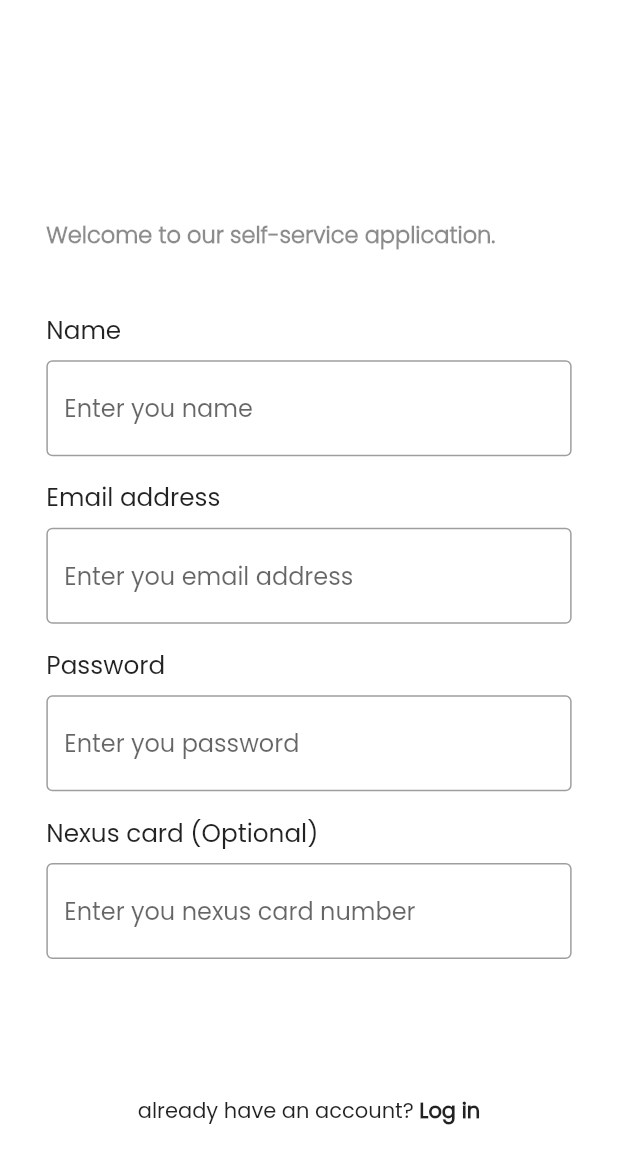
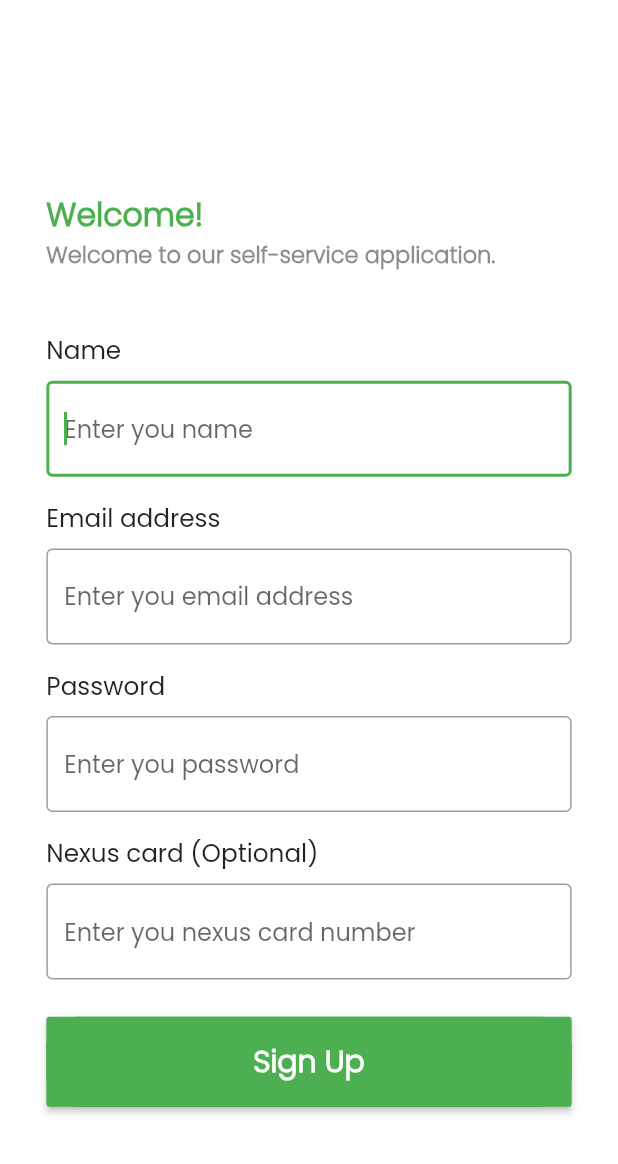
Before and after one commit to Dilshan97/Flutter-ecommerce-app, a Flutter app: the screen it shows after launch, after a tap on "Get Started", on a phone screen of 412 x 824 dp. Shown: the top 1164 px of the screen. Run offline on Flutter 3.47's test engine with Material 2 defaults, Android fonts, the phone set to English and light mode, and no system bars; our stand-ins replace carousel_slider, flutter_svg, injectable, page_transition.

Commit message:
signup form validated

```diff
--- a/lib/theme.dart
+++ b/lib/theme.dart
@@ -5,6 +5,10 @@ ThemeData theme() {
   return ThemeData(
       primarySwatch: Colors.green,
       scaffoldBackgroundColor: Colors.white,
-      fontFamily: "Muli"
+      fontFamily: "Poppins-Regular",
   );
 }
+
+Color primaryColor() {
+  return Colors.green;
+}
--- a/lib/views/auth/signup.dart
+++ b/lib/views/auth/signup.dart
@@ -2,8 +2,10 @@ import 'dart:developer';
 
 import 'package:flutter/cupertino.dart';
 import 'package:flutter/material.dart';
-import 'package:keels/views/auth/login.dart';
 import 'package:page_transition/page_transition.dart';
+
+import '../home/home.dart';
+import 'login.dart';
 
 class SignUp extends StatefulWidget {
   const SignUp({Key? key}) : super(key: key);
@@ -13,18 +15,27 @@ class SignUp extends StatefulWidget {
 }
 
 class _SignUpState extends State<SignUp> {
+  final _formKey = GlobalKey<FormState>();
+  final _nameController = TextEditingController();
+  final _emailController = TextEditingController();
+  final _passwordController = TextEditingController();
+  final _nexusController = TextEditingController();
+
   @override
   Widget build(BuildContext context) {
     return Scaffold(
-        body: SizedBox(
+      body: SingleChildScrollView(
+        child: SizedBox(
           height: MediaQuery.of(context).size.height,
           width: MediaQuery.of(context).size.width,
+          child: Form(
+            key: _formKey,
             child: Column(
               mainAxisAlignment: MainAxisAlignment.center,
               children: [
                 Container(
-            margin:
-                EdgeInsets.only(top: MediaQuery.of(context).size.height * 0.05),
+                  margin: EdgeInsets.only(
+                      top: MediaQuery.of(context).size.height * 0.05),
                   width: MediaQuery.of(context).size.width * 0.85,
                   child: Column(
                     crossAxisAlignment: CrossAxisAlignment.start,
@@ -34,7 +45,7 @@ class _SignUpState extends State<SignUp> {
                         style: TextStyle(
                           fontWeight: FontWeight.w700,
                           fontSize: 21,
-                    color: Color(0x61BC47),
+                          color: Colors.green,
                           fontFamily: "Poppins-Light",
                         ),
                       ),
@@ -59,7 +70,8 @@ class _SignUpState extends State<SignUp> {
                       child: Text("Name",
                           style: TextStyle(
                               color: Colors.black87,
-                        fontSize: MediaQuery.of(context).size.height * 0.02,
+                              fontSize:
+                                  MediaQuery.of(context).size.height * 0.02,
                               fontFamily: "Poppins-Regular",
                               height: 1.4)),
                     ),
@@ -68,13 +80,22 @@ class _SignUpState extends State<SignUp> {
                           top: MediaQuery.of(context).size.height * 0.01),
                       width: MediaQuery.of(context).size.width * 0.85,
                       child: TextFormField(
+                        keyboardType: TextInputType.text,
+                        autofocus: true,
+                        enabled: true,
+                        controller: _nameController,
                         decoration: const InputDecoration(
                           border: OutlineInputBorder(),
                           hintText: 'Enter you name',
                           hintStyle: TextStyle(
                             fontFamily: "Poppins-Regular",
-                    )
                           ),
+                        ),
+                        validator: (value) {
+                          if (value!.isEmpty) {
+                            return "Name is required";
+                          }
+                        },
                       ),
                     ),
                   ],
@@ -88,7 +109,8 @@ class _SignUpState extends State<SignUp> {
                       child: Text("Email address",
                           style: TextStyle(
                               color: Colors.black87,
-                        fontSize: MediaQuery.of(context).size.height * 0.02,
+                              fontSize:
+                                  MediaQuery.of(context).size.height * 0.02,
                               fontFamily: "Poppins-Regular",
                               height: 1.4)),
                     ),
@@ -97,13 +119,19 @@ class _SignUpState extends State<SignUp> {
                           top: MediaQuery.of(context).size.height * 0.01),
                       width: MediaQuery.of(context).size.width * 0.85,
                       child: TextFormField(
+                        controller: _emailController,
                         decoration: const InputDecoration(
                             border: OutlineInputBorder(),
                             hintText: 'Enter you email address',
                             hintStyle: TextStyle(
                               fontFamily: "Poppins-Regular",
-                      )
                             ),
+                        ),
+                        validator: (value) {
+                          if(value!.isEmpty) {
+                            return "Email address is required";
+                          }
+                        },
                       ),
                     ),
                   ],
@@ -117,7 +145,8 @@ class _SignUpState extends State<SignUp> {
                       child: Text("Password",
                           style: TextStyle(
                               color: Colors.black87,
-                        fontSize: MediaQuery.of(context).size.height * 0.02,
+                              fontSize:
+                                  MediaQuery.of(context).size.height * 0.02,
                               fontFamily: "Poppins-Regular",
                               height: 1.4)),
                     ),
@@ -126,13 +155,19 @@ class _SignUpState extends State<SignUp> {
                           top: MediaQuery.of(context).size.height * 0.01),
                       width: MediaQuery.of(context).size.width * 0.85,
                       child: TextFormField(
+                        controller: _passwordController,
                         decoration: const InputDecoration(
                             border: OutlineInputBorder(),
                             hintText: 'Enter you password',
                             hintStyle: TextStyle(
                               fontFamily: "Poppins-Regular",
-                      )
                             ),
+                        ),
+                        validator: (value) {
+                          if(value!.isEmpty) {
+                            return "Password is required";
+                          }
+                        },
                       ),
                     ),
                   ],
@@ -146,7 +181,8 @@ class _SignUpState extends State<SignUp> {
                       child: Text("Nexus card (Optional)",
                           style: TextStyle(
                               color: Colors.black87,
-                        fontSize: MediaQuery.of(context).size.height * 0.02,
+                              fontSize:
+                                  MediaQuery.of(context).size.height * 0.02,
                               fontFamily: "Poppins-Regular",
                               height: 1.4)),
                     ),
@@ -155,13 +191,13 @@ class _SignUpState extends State<SignUp> {
                           top: MediaQuery.of(context).size.height * 0.01),
                       width: MediaQuery.of(context).size.width * 0.85,
                       child: TextFormField(
+                        controller: _nexusController,
                         decoration: const InputDecoration(
                             border: OutlineInputBorder(),
                             hintText: 'Enter you nexus card number',
                             hintStyle: TextStyle(
                               fontFamily: "Poppins-Regular",
-                      )
-                  ),
+                            )),
                       ),
                     ),
                   ],
@@ -169,62 +205,68 @@ class _SignUpState extends State<SignUp> {
                 SizedBox(
                   height: MediaQuery.of(context).size.height * 0.03,
                 ),
-          InkWell(
+                SizedBox(
+                  width: MediaQuery.of(context).size.width * 0.85,
                   child: Container(
                     decoration: BoxDecoration(
                       borderRadius: BorderRadius.circular(20),
-                color: Color(0x61BC47),
+                      color: Colors.green,
                     ),
-              alignment: Alignment.center,
-              padding: EdgeInsets.all(10),
-              width: MediaQuery.of(context).size.width * 0.80,
+                    child: RaisedButton(
+                        textColor: Colors.white,
+                        color: Colors.green,
+                        padding: const EdgeInsets.all(15),
                         child: const Text(
-                "Get Started",
+                          "Sign Up",
                           style: TextStyle(
                               color: Colors.white,
                               fontFamily: "Poppins-Light",
                               fontSize: 20,
                               fontWeight: FontWeight.w600),
                         ),
-            ),
-            onTap: () {
-              Navigator.of(context).pushAndRemoveUntil(
-                  PageTransition(
-                      type: PageTransitionType.fade, child: const SignUp()),
-                  (route) => false);
-            },
-          ),
-          Container(
-            margin:
-                EdgeInsets.only(top: MediaQuery.of(context).size.height * 0.02),
-            child: Row(
-              mainAxisAlignment: MainAxisAlignment.center,
-              children:  [
-                const Text(
-                  "already have an account? ",
-                  style: TextStyle(fontFamily: "Poppins-Regular", fontSize: 14),
-                ),
-                InkWell(
-                  child: Text(
-                    "Log in",
-                    style: TextStyle(
-                        fontFamily: "Poppins-Regular",
-                        fontSize: 14,
-                      fontWeight: FontWeight.w700
+                        onPressed: () {
+                          if (_formKey.currentState!.validate()) {
+                            log("message");
+                          }
+                        }),
                   ),
                 ),
-                  onTap: () {
-                    log("message");
-                    Navigator.of(context).pushAndRemoveUntil(
-                        PageTransition(type: PageTransitionType.fade, child: const Login()),
-                            (route) => false);
-                  },
-                )
+                // Container(
+                //   margin: EdgeInsets.only(
+                //       top: MediaQuery.of(context).size.height * 0.02),
+                //   child: Row(
+                //     mainAxisAlignment: MainAxisAlignment.center,
+                //     children: [
+                //       const Text(
+                //         "already have an account? ",
+                //         style: TextStyle(
+                //             fontFamily: "Poppins-Regular", fontSize: 14),
+                //       ),
+                //       InkWell(
+                //         child: const Text(
+                //           "Log in",
+                //           style: TextStyle(
+                //               fontFamily: "Poppins-Regular",
+                //               fontSize: 14,
+                //               fontWeight: FontWeight.w700),
+                //         ),
+                //         onTap: () {
+                //           log("message");
+                //           Navigator.of(context).pushAndRemoveUntil(
+                //               PageTransition(
+                //                   type: PageTransitionType.fade,
+                //                   child: Login()),
+                //               (route) => false);
+                //         },
+                //       )
+                //     ],
+                //   ),
+                // )
               ],
             ),
-          )
-        ],
           ),
-    ));
+        ),
+      ),
+    );
   }
 }
```
Lines whose indentation alone changed are shown as unchanged.
